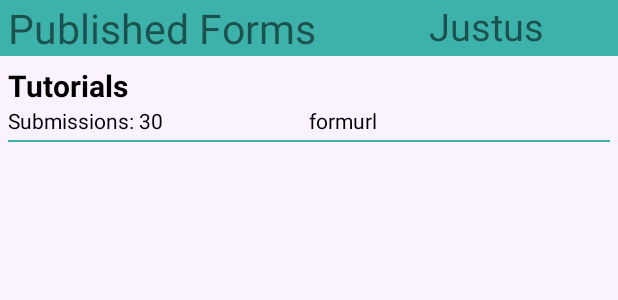
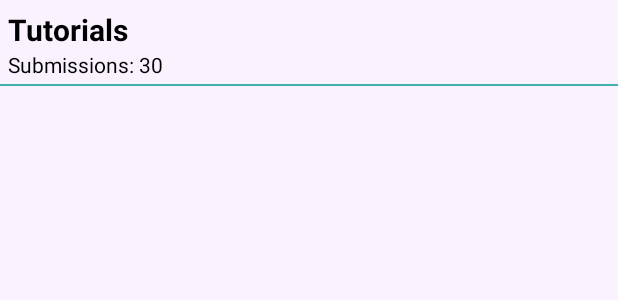
Before and after one commit to Upande/upande-ap-, an Android app: the layout activity_main.xml on its own in the app's theme, with its tools: preview values and no code run, on a phone screen of 412 x 824 dp. Shown: the top 300 px of the screen. Run offline under Robolectric (Android 15) with nearby library versions, the phone set to English and light mode, and no system bars.

Commit message:
finished working on Json data parsing for all forms

```diff
--- a/app/src/main/java/com/example/faith/upandeapp/FormsAdapter.java
+++ b/app/src/main/java/com/example/faith/upandeapp/FormsAdapter.java
@@ -32,11 +32,11 @@ public class FormsAdapter extends ArrayAdapter<MyForm> {
         // Lookup views within item layout
         TextView formtitle = (TextView) convertView.findViewById(R.id.formtitle);
         TextView description = (TextView) convertView.findViewById(R.id.description);
-        TextView formurl = (TextView) convertView.findViewById(R.id.formurl);
+        //TextView formurl = (TextView) convertView.findViewById(R.id.formurl);
        // Populate the data into the template view using the data object
         formtitle.setText(form.getTitle());
-        description.setText(form.getDescription());
-        formurl.setText(form.getFormUrl());
+        description.setText("Description: "+form.getDescription());
+        //formurl.setText(form.getFormUrl());
 
         // Return the completed view to render on screen
         return convertView;
--- a/app/src/main/java/com/example/faith/upandeapp/MyForm.java
+++ b/app/src/main/java/com/example/faith/upandeapp/MyForm.java
@@ -56,7 +56,7 @@ public class MyForm {
             // Deserialize json into object fields
             form.title = jsonObject.getString("title");
             form.description = jsonObject.getString("description");
-            form.formUrl = jsonObject.getString("formurl");
+            form.formUrl = jsonObject.getString("url");
 
 
 
--- a/app/src/main/res/layout/activity_main.xml
+++ b/app/src/main/res/layout/activity_main.xml
@@ -5,38 +5,13 @@
     tools:context=".MainActivity"
     android:background="#fffaf2ff">
 
-     <LinearLayout
-         android:layout_width="match_parent"
-         android:layout_height="wrap_content"
-         android:paddingRight="5dp"
-         android:paddingLeft="5dp"
-         android:background="#3DB2AB"
-         android:id="@+id/llayout1"
-         android:orientation="horizontal">
-           <TextView
-               android:layout_weight="70"
-               android:text="Published Forms"
-               android:id="@+id/publishedForms"
-               android:textSize="27sp"
-               android:layout_height="match_parent"
-               android:layout_width="0dp" />
 
-         <TextView
-             android:layout_weight="30"
-             android:text="Justus"
-             android:id="@+id/name"
-             android:textSize="25sp"
-             android:layout_height="match_parent"
-             android:layout_width="0dp" />
-
-
-     </LinearLayout>
 
     <ScrollView
         android:layout_width="match_parent"
         android:layout_height="wrap_content"
         android:id="@+id/scrollView"
-        android:layout_below="@+id/llayout1">
+       >
 
 
         <RelativeLayout
@@ -44,6 +19,7 @@
             android:layout_height="wrap_content"
             android:paddingRight="5dp"
             android:paddingLeft="5dp"
+            android:background="@drawable/border"
             >
 
                 <LinearLayout
@@ -79,24 +55,24 @@
                         android:orientation="horizontal"
                         android:id="@+id/llayout1b">
                         <TextView
-                            android:layout_weight="50"
+                            android:layout_weight="100"
                             android:text="Submissions: 30"
                             android:id="@+id/description"
                             android:layout_height="match_parent"
                             android:textColor="#ff000000"
                             android:layout_width="0dp"
                             android:paddingBottom="5dp"
-                            android:background="@drawable/border"/>
+                            android:background="@drawable/border" />
 
-                        <TextView
-                            android:layout_weight="50"
-                            android:text="formurl"
-                            android:id="@+id/formurl"
-                            android:layout_height="match_parent"
-                            android:textColor="#ff000000"
-                            android:paddingBottom="5dp"
-                            android:layout_width="0dp"
-                            android:background="@drawable/border"/>
+                        <!--<TextView-->
+                            <!--android:layout_weight="50"-->
+                            <!--android:text="formurl"-->
+                            <!--android:id="@+id/formurl"-->
+                            <!--android:layout_height="match_parent"-->
+                            <!--android:textColor="#ff000000"-->
+                            <!--android:paddingBottom="5dp"-->
+                            <!--android:layout_width="0dp"-->
+                            <!--android:background="@drawable/border"/>-->
 
                     </LinearLayout>
 
--- a/app/src/main/res/layout/mylistview.xml
+++ b/app/src/main/res/layout/mylistview.xml
@@ -10,6 +10,7 @@
         android:layout_alignParentBottom="true"
         android:layout_alignParentLeft="true"
         android:layout_alignParentRight="true"
+
         android:layout_alignParentTop="true" >
 
     </ListView>
```
Also changed, not shown: app/src/main/java/com/example/faith/upandeapp/MainActivity.java (+27 -7 lines), app/src/main/java/com/example/faith/upandeapp/OnaApiClient.java (+6 -8 lines).
